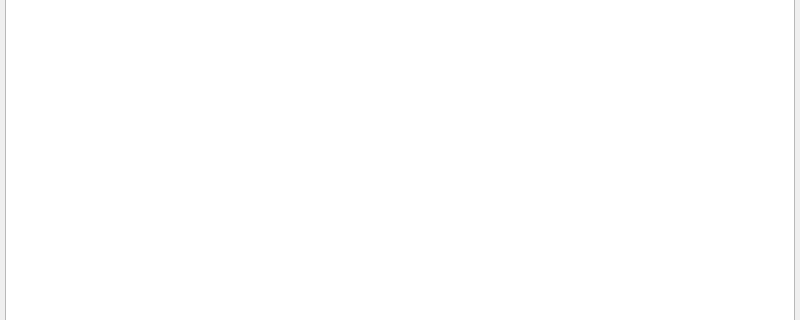
Above: Sniffer.ui from HangweiZhang/IS301-Project before the change; both pictures show x 0 to 800 and y 170 to 490 of the 800 by 600 pixel window. Below: the same form after it.
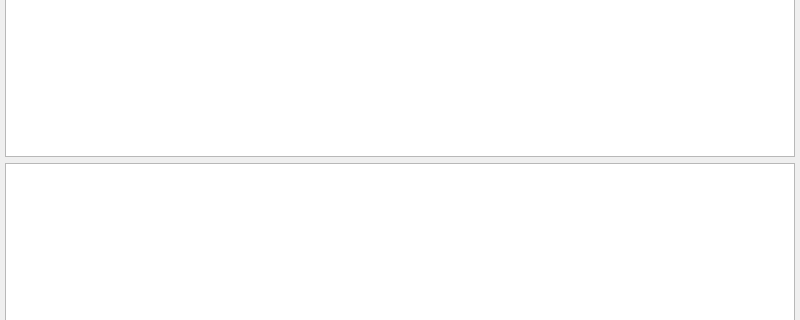
That is the form after the change. Icons and pictures are not drawn.

What changed in the file:
```diff
--- a/Sniffer.ui
+++ b/Sniffer.ui
@@ -147,6 +147,18 @@
       </column>
      </widget>
     </item>
+    <item>
+     <widget class="QTreeWidget" name="treeWidget">
+      <attribute name="headerVisible">
+       <bool>false</bool>
+      </attribute>
+      <column>
+       <property name="text">
+        <string notr="true">1</string>
+       </property>
+      </column>
+     </widget>
+    </item>
    </layout>
   </widget>
   <widget class="QMenuBar" name="menubar">
```
Left out of the diff: 6 changed lines with no effect on the pictures.
